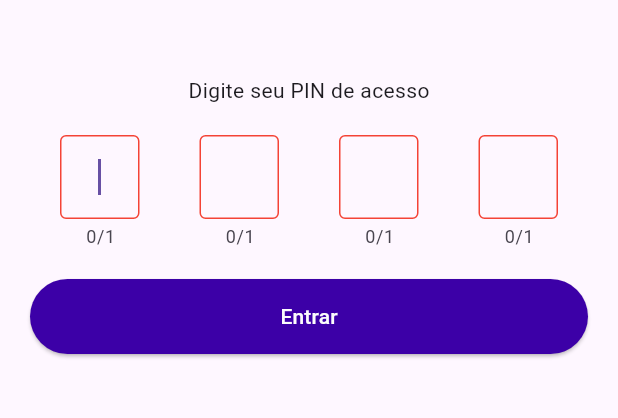
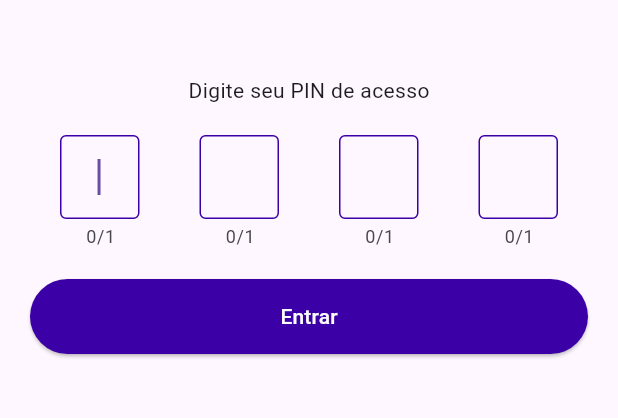
Before and after one commit to robertinws/08_Modulo_C_PR, a Flutter app: the LoginPage screen opened by its route, after a tap on "Entrar", on a phone screen of 412 x 824 dp, the part 516-934 px from its top. Run offline on Flutter 3.47's test engine with Material 3 defaults, Android fonts, the phone set to English and light mode, and no system bars.

```diff
--- a/lib/pages/login_page.dart
+++ b/lib/pages/login_page.dart
@@ -33,6 +33,17 @@ class _LoginPageState extends State<LoginPage> {
   }
 
   void validar() async {
+    bool errorCamposVazio = false;
+    for (int h = 0; h < listControllers.length; h++) {
+      if (listControllers[h].text.isEmpty) {
+        errorCamposVazio = true;
+      }
+    }
+    if (errorCamposVazio) {
+      await methodChannel.invokeMethod('toast', [
+        'Todos os campos são obrigatórios',
+      ]);
+    } else {
       String resultado = '';
       for (int i = 0; i < listValores.length; i++) {
         resultado = '$resultado${listValores[i]}';
@@ -43,14 +54,14 @@ class _LoginPageState extends State<LoginPage> {
         setState(() {
           error = true;
         });
-      await methodChannel.invokeListMethod('toast', [
-        "Pin incorreto",
-      ]);
+        await methodChannel.invokeMethod('toast', ["Pin incorreto"]);
         await Future.delayed(Duration(seconds: 2), () {
           setState(() {
             error = false;
+            print('owjdwojdwjow');
           });
         });
+      }
     }
   }
 
```
Lines whose indentation alone changed are shown as unchanged.
